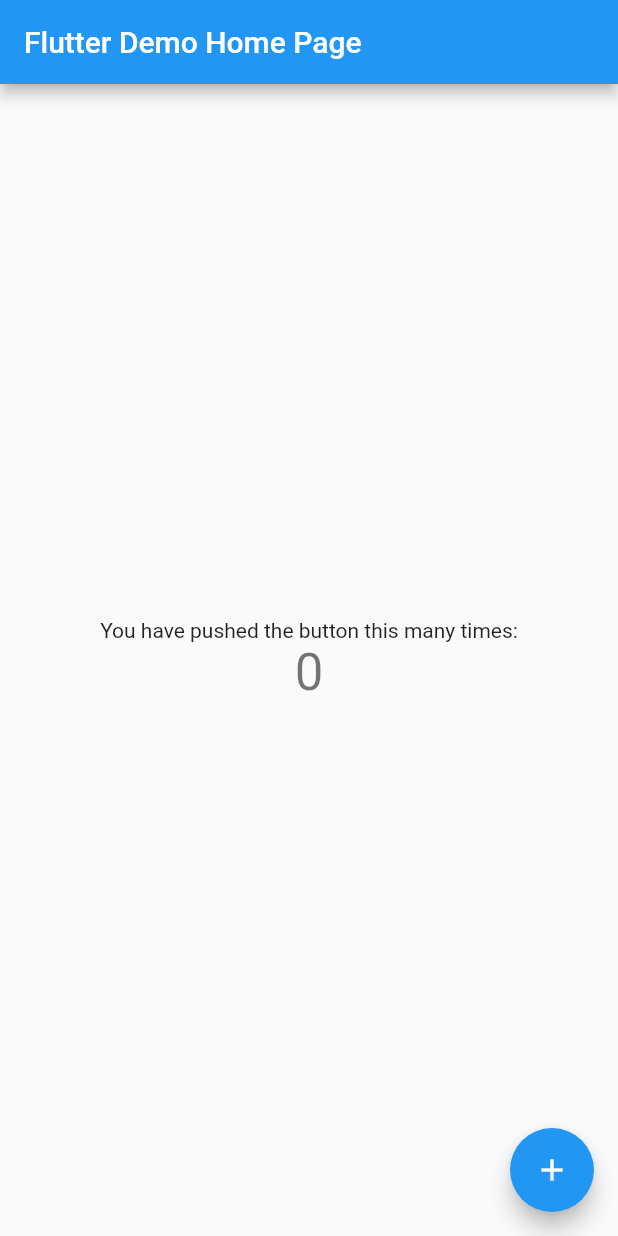
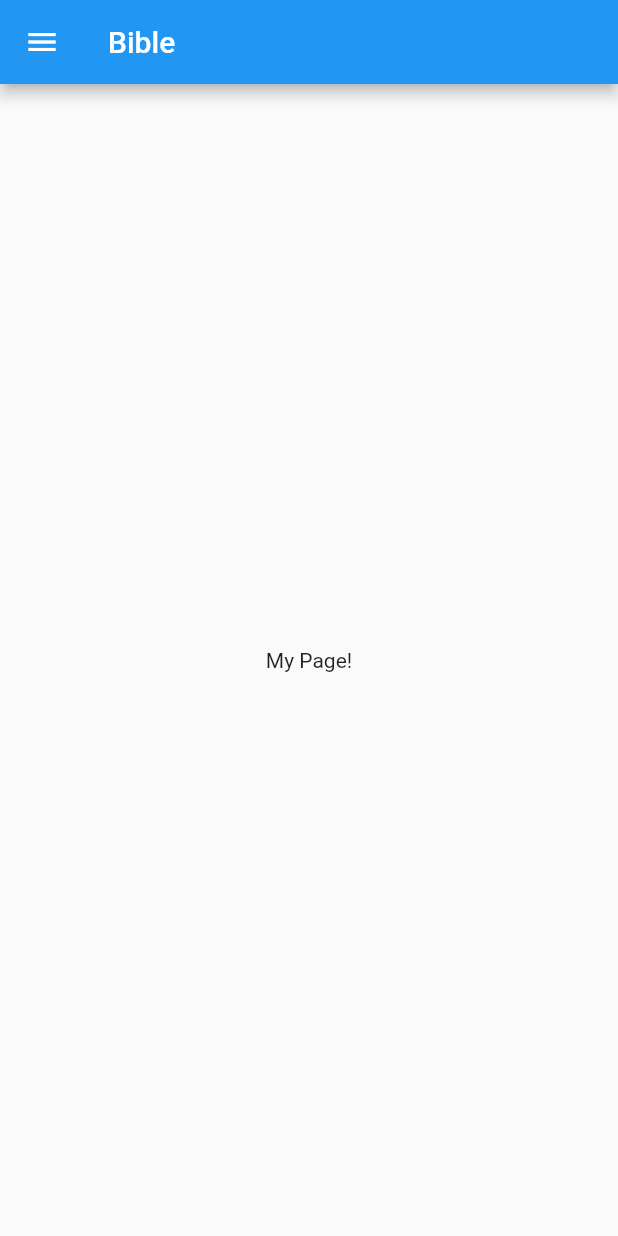
Before and after one commit to arielmagbanua/open_source_bible_app, a Flutter app: the screen it shows after launch, on a phone screen of 412 x 824 dp. Run offline on Flutter 3.47's test engine with Material 2 defaults, Android fonts, the phone set to English and light mode, and no system bars.

Commit message:
Used drawer and installed packages.

```diff
--- a/lib/main.dart
+++ b/lib/main.dart
@@ -7,39 +7,20 @@ void main() {
 class MyApp extends StatelessWidget {
   const MyApp({Key? key}) : super(key: key);
 
-  // This widget is the root of your application.
   @override
   Widget build(BuildContext context) {
     return MaterialApp(
       title: 'Flutter Demo',
       theme: ThemeData(
-        // This is the theme of your application.
-        //
-        // Try running your application with "flutter run". You'll see the
-        // application has a blue toolbar. Then, without quitting the app, try
-        // changing the primarySwatch below to Colors.green and then invoke
-        // "hot reload" (press "r" in the console where you ran "flutter run",
-        // or simply save your changes to "hot reload" in a Flutter IDE).
-        // Notice that the counter didn't reset back to zero; the application
-        // is not restarted.
         primarySwatch: Colors.blue,
       ),
-      home: const MyHomePage(title: 'Flutter Demo Home Page'),
+      home: const MyHomePage(title: 'Bible'),
     );
   }
 }
 
 class MyHomePage extends StatefulWidget {
   const MyHomePage({Key? key, required this.title}) : super(key: key);
-
-  // This widget is the home page of your application. It is stateful, meaning
-  // that it has a State object (defined below) that contains fields that affect
-  // how it looks.
-
-  // This class is the configuration for the state. It holds the values (in this
-  // case the title) provided by the parent (in this case the App widget) and
-  // used by the build method of the State. Fields in a Widget subclass are
-  // always marked "final".
 
   final String title;
 
@@ -48,68 +29,38 @@ class MyHomePage extends StatefulWidget {
 }
 
 class _MyHomePageState extends State<MyHomePage> {
-  int _counter = 0;
-
-  void _incrementCounter() {
-    setState(() {
-      // This call to setState tells the Flutter framework that something has
-      // changed in this State, which causes it to rerun the build method below
-      // so that the display can reflect the updated values. If we changed
-      // _counter without calling setState(), then the build method would not be
-      // called again, and so nothing would appear to happen.
-      _counter++;
-    });
-  }
-
   @override
   Widget build(BuildContext context) {
-    // This method is rerun every time setState is called, for instance as done
-    // by the _incrementCounter method above.
-    //
-    // The Flutter framework has been optimized to make rerunning build methods
-    // fast, so that you can just rebuild anything that needs updating rather
-    // than having to individually change instances of widgets.
     return Scaffold(
       appBar: AppBar(
-        // Here we take the value from the MyHomePage object that was created by
-        // the App.build method, and use it to set our appbar title.
-        title: Text(widget.title),
+        title: const Text('Bible'),
       ),
-      body: Center(
-        // Center is a layout widget. It takes a single child and positions it
-        // in the middle of the parent.
-        child: Column(
-          // Column is also a layout widget. It takes a list of children and
-          // arranges them vertically. By default, it sizes itself to fit its
-          // children horizontally, and tries to be as tall as its parent.
-          //
-          // Invoke "debug painting" (press "p" in the console, choose the
-          // "Toggle Debug Paint" action from the Flutter Inspector in Android
-          // Studio, or the "Toggle Debug Paint" command in Visual Studio Code)
-          // to see the wireframe for each widget.
-          //
-          // Column has various properties to control how it sizes itself and
-          // how it positions its children. Here we use mainAxisAlignment to
-          // center the children vertically; the main axis here is the vertical
-          // axis because Columns are vertical (the cross axis would be
-          // horizontal).
-          mainAxisAlignment: MainAxisAlignment.center,
-          children: <Widget>[
-            const Text(
-              'You have pushed the button this many times:',
+      body: const Center(
+        child: Text('My Page!'),
+      ),
+      drawer: Drawer(
+        child: ListView(
+          padding: EdgeInsets.zero,
+          children: [
+            const DrawerHeader(
+              decoration: BoxDecoration(color: Colors.blue),
+              child: Text('Drawer Header'),
             ),
-            Text(
-              '$_counter',
-              style: Theme.of(context).textTheme.headline4,
+            ListTile(
+              title: const Text('My Bible'),
+              onTap: () {
+                Navigator.pop(context);
+              },
+            ),
+            ListTile(
+              title: const Text('Devotionals'),
+              onTap: () {
+                Navigator.pop(context);
+              },
             ),
           ],
         ),
       ),
-      floatingActionButton: FloatingActionButton(
-        onPressed: _incrementCounter,
-        tooltip: 'Increment',
-        child: const Icon(Icons.add),
-      ), // This trailing comma makes auto-formatting nicer for build methods.
     );
   }
 }
--- a/pubspec.yaml
+++ b/pubspec.yaml
@@ -30,10 +30,14 @@ dependencies:
   flutter:
     sdk: flutter
 
+  equatable: ^2.0.3
+  flutter_bloc: ^8.0.1
+  get_it: ^7.2.0
+  intl: ^0.17.0
 
   # The following adds the Cupertino Icons font to your application.
   # Use with the CupertinoIcons class for iOS style icons.
-  cupertino_icons: ^1.0.2
+  cupertino_icons: ^1.0.4
 
 dev_dependencies:
   flutter_test:
```
Also changed, not shown: analysis_options.yaml (+57 -25 lines), pubspec.lock, 1 other file.
